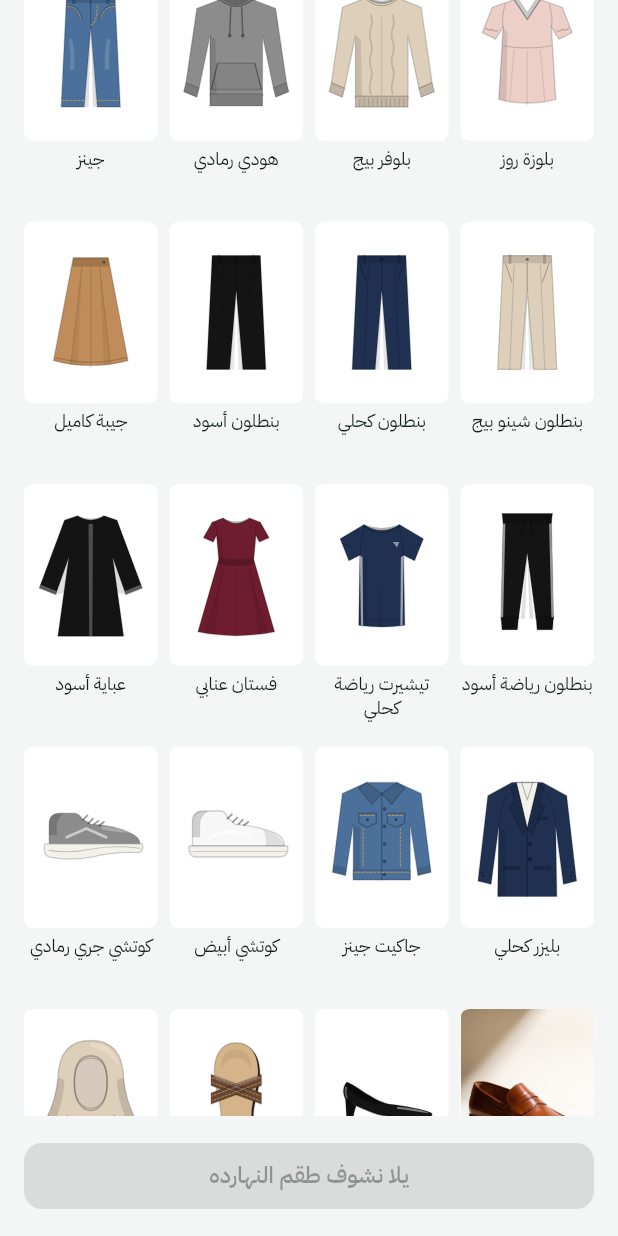
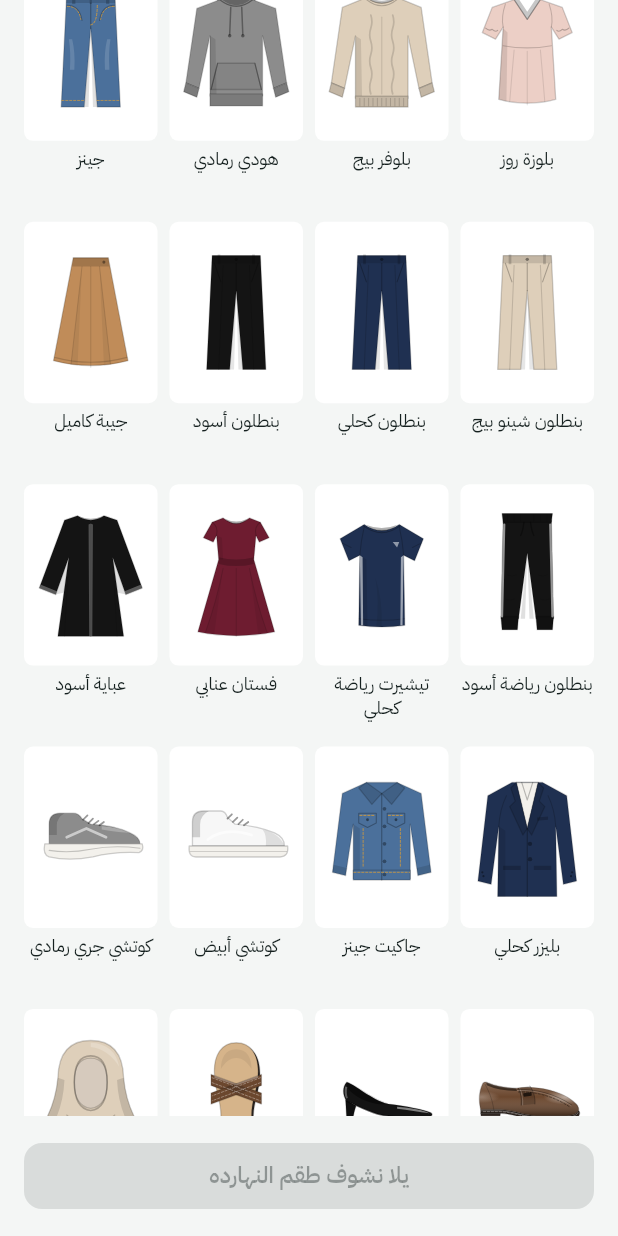
Before and after one commit to mroshdy2222-jpg/Mohamed-, a Flutter app: the screen it shows after launch, scrolled down 576 dp, on a phone screen of 412 x 824 dp. Run offline on Flutter 3.47's test engine with Material 3 defaults, Android fonts, the phone set to English and light mode, and no system bars; our stand-ins replace flutter_svg, image_picker, share_plus, shared_preferences; network calls fail.

```diff
--- a/app/lib/ui/item_swatch.dart
+++ b/app/lib/ui/item_swatch.dart
@@ -8,10 +8,6 @@ import 'garments.dart';
 import 'theme.dart';
 
 Color colorOf(FashionColor c) => HSLColor.fromAHSL(1, c.hue, c.saturation, c.lightness).toColor();
-
-/// Onboarding pieces that have a product photo in assets/photos, named by
-/// their id. The rest are drawn.
-const stockPhotos = {'b-loafers-brown'};
 
 /// The drawing for a piece without a photo. Onboarding pieces say what they
 /// are in their id (b-loafers-brown); the rest get their category's drawing.
@@ -99,16 +95,7 @@ class ItemSwatch extends StatelessWidget {
             child: Stack(
               children: [
                 Positioned.fill(
-                  child: item.photoPath == null && stockPhotos.contains(item.id)
-                      ? ClipRRect(
-                          borderRadius: BorderRadius.circular(Radii.sm),
-                          child: Image.asset(
-                            'assets/photos/${item.id}.jpg',
-                            fit: BoxFit.cover,
-                            errorBuilder: (_, _, _) => _silhouette(c),
-                          ),
-                        )
-                      : item.photoPath != null
+                  child: item.photoPath != null
                       ? ClipRRect(
                           borderRadius: BorderRadius.circular(Radii.sm),
                           child: Image(
--- a/app/pubspec.yaml
+++ b/app/pubspec.yaml
@@ -29,9 +29,6 @@ flutter:
   uses-material-design: true
   generate: true
 
-  assets:
-    - assets/photos/
-
   fonts:
     - family: Alexandria
       fonts:
```
Also changed, not shown: app/assets/photos/b-loafers-brown.jpg (deleted).
